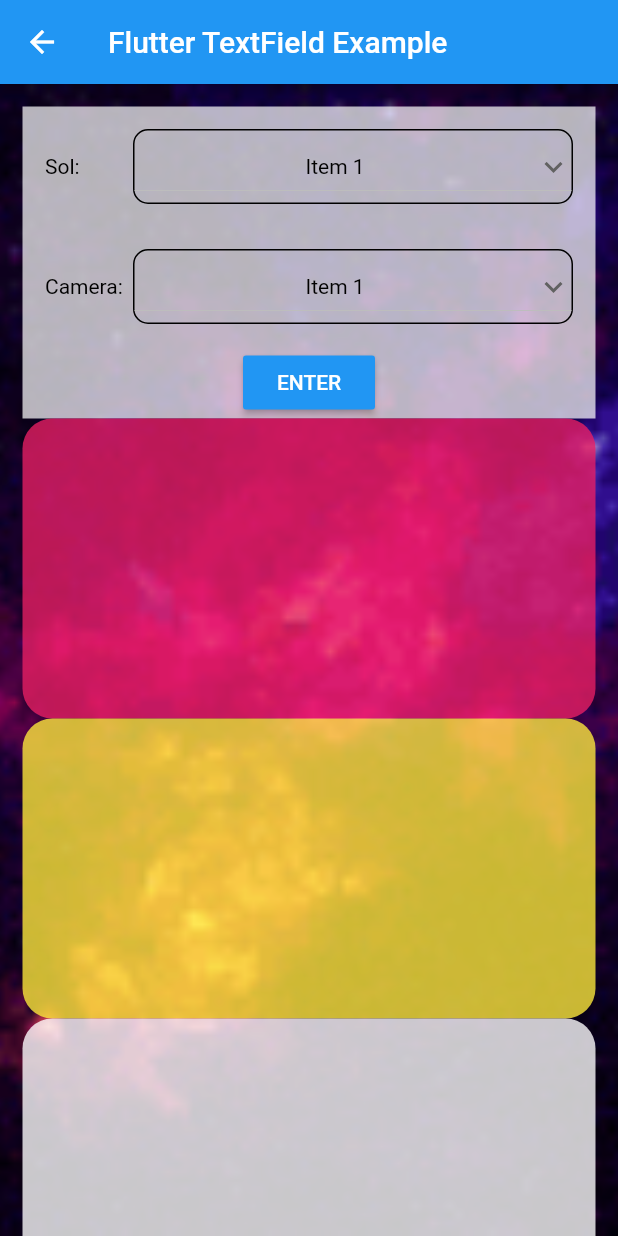
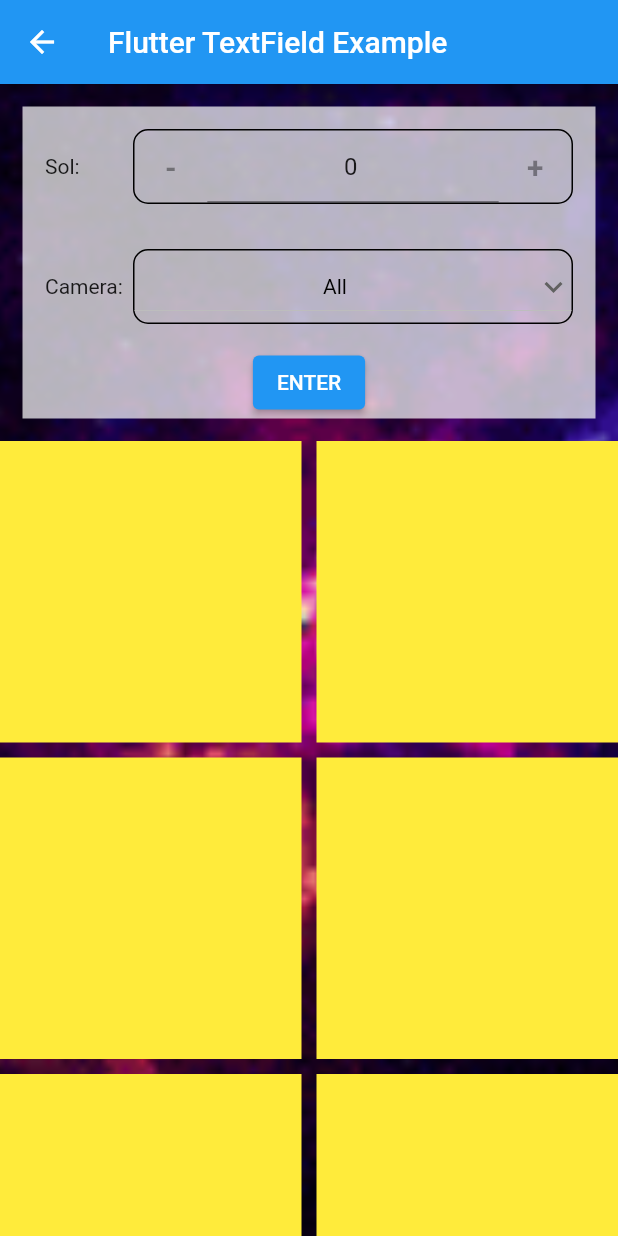
Before and after one commit to junchan-deriv/flutter-nasa, a Flutter app: the TextFieldExample screen opened directly with empty values, on a phone screen of 412 x 824 dp. Run offline on Flutter 3.47's test engine with Material 2 defaults, Android fonts, the phone set to English and light mode, and no system bars; our stand-ins replace drop_shadow_image, flutter_bloc, lottie, page_transition.

Commit message:
updated the detail and prepared for the loading

```diff
--- a/lib/pages/detail.dart
+++ b/lib/pages/detail.dart
@@ -190,8 +190,7 @@ class _RoverDetail extends StatelessWidget {
                   //   ),
                   //),
                   PageTransition(
-                    child:
-                        TextFieldExample(rover: roverInfo.name.toLowerCase()),
+                    child: TextFieldExample(rover: rover, manifest: roverInfo),
                     type: PageTransitionType.rightToLeft,
                     childCurrent: this,
                     duration: const Duration(milliseconds: 200),
--- a/lib/pages/textfield.dart
+++ b/lib/pages/textfield.dart
@@ -1,25 +1,29 @@
 import 'package:flutter/material.dart';
+import 'package:flutter_nasa/models/nasa_manifest.dart';
+import 'package:flutter_nasa/states/nasa_photo.dart';
+import 'package:flutter_nasa/widgets/number_picker.dart';
 
 class TextFieldExample extends StatefulWidget {
   final String rover;
-  const TextFieldExample({Key? key, required this.rover}) : super(key: key);
+  final NasaRoverManifest manifest;
+  const TextFieldExample(
+      {Key? key, required this.rover, required this.manifest})
+      : super(key: key);
 
   @override
-  _State createState() => _State();
+  State<TextFieldExample> createState() => _State();
 }
 
 class _State extends State<TextFieldExample> {
-  // Initial Selected Value
-  String dropdownvalue = 'Item 1';
+  int sol = 0;
+  RoverCamera? camera;
+  late NasaPhotoLoaderCubit _loader;
+  @override
+  void initState() {
+    super.initState();
+    _loader = NasaPhotoLoaderCubit();
+  }
 
-  // List of items in our dropdown menu
-  var items = [
-    'Item 1',
-    'Item 2',
-    'Item 3',
-    'Item 4',
-    'Item 5',
-  ];
   @override
   Widget build(BuildContext context) {
     final TextStyle whiteText = Theme.of(context)
@@ -29,9 +33,8 @@ class _State extends State<TextFieldExample> {
     return Scaffold(
       // backgroundColor: Colors.black,
       appBar: AppBar(
-        title: Text('Flutter TextField Example'),
+        title: const Text('Flutter TextField Example'),
       ),
-
       body: DecoratedBox(
         decoration: const BoxDecoration(
           image: DecorationImage(
@@ -41,21 +44,18 @@ class _State extends State<TextFieldExample> {
             ),
           ),
         ),
-        child: DefaultTextStyle(
-          style: whiteText,
-          child: SizedBox(
-            height: double.infinity,
-            child: SingleChildScrollView(
-              child: Padding(
-                padding: EdgeInsets.all(15),
-                child: Column(
-                  children: [
+        child: CustomScrollView(slivers: [
+          SliverList(
+              delegate: SliverChildBuilderDelegate((_, __) {
+            return Padding(
+              padding: const EdgeInsets.all(15),
+              child: Column(mainAxisSize: MainAxisSize.min, children: [
                 Container(
                   color: Colors.white.withAlpha(180),
                   child: Wrap(
                     children: <Widget>[
                       Padding(
-                              padding: EdgeInsets.all(15),
+                          padding: const EdgeInsets.all(15),
                           child: Row(
                             children: [
                               const Expanded(
@@ -68,37 +68,17 @@ class _State extends State<TextFieldExample> {
                                     border: Border.all(),
                                     borderRadius: BorderRadius.circular(10),
                                   ),
-                                      child: DropdownButton(
-                                          // Initial Value
-                                          value: dropdownvalue,
-                                          borderRadius:
-                                              BorderRadius.circular(10),
-                                          isExpanded: true,
-                                          // Down Arrow Icon
-                                          icon: const Icon(
-                                              Icons.keyboard_arrow_down),
-                                          // Array list of items
-                                          items: items.map((String items) {
-                                            return DropdownMenuItem(
-                                              value: items,
-                                              child:
-                                                  Text(items, style: whiteText),
-                                              alignment: Alignment.center,
-                                            );
-                                          }).toList(),
-                                          // After selecting the desired option,it will
-                                          // change button value to selected value
-                                          onChanged: (String? newValue) {
-                                            setState(() {
-                                              dropdownvalue = newValue!;
-                                            });
-                                          }),
+                                  child: NumberPickerWidget(
+                                    maxValue: widget.manifest.maxSol,
+                                    value: sol,
+                                    onUpdated: (val) => sol = val,
+                                  ),
                                 ),
                               ),
                             ],
                           )),
                       Padding(
-                              padding: EdgeInsets.all(15),
+                          padding: const EdgeInsets.all(15),
                           child: Row(
                             children: [
                               const Expanded(
@@ -111,30 +91,30 @@ class _State extends State<TextFieldExample> {
                                     border: Border.all(),
                                     borderRadius: BorderRadius.circular(10),
                                   ),
-                                      child: DropdownButton(
+                                  child: DropdownButton<RoverCamera?>(
                                       // Initial Value
-                                          value: dropdownvalue,
-                                          borderRadius:
-                                              BorderRadius.circular(10),
+                                      value: camera,
+                                      borderRadius: BorderRadius.circular(10),
                                       isExpanded: true,
                                       // Down Arrow Icon
-                                          icon: const Icon(
-                                              Icons.keyboard_arrow_down),
+                                      icon:
+                                          const Icon(Icons.keyboard_arrow_down),
 
                                       // Array list of items
-                                          items: items.map((String items) {
+                                      items: [null, ...RoverCamera.values]
+                                          .map((RoverCamera? item) {
                                         return DropdownMenuItem(
-                                              value: items,
-                                              child:
-                                                  Text(items, style: whiteText),
+                                          value: item,
                                           alignment: Alignment.center,
+                                          child: Text(item?.name ?? "All",
+                                              style: whiteText),
                                         );
                                       }).toList(),
                                       // After selecting the desired option,it will
                                       // change button value to selected value
-                                          onChanged: (String? newValue) {
+                                      onChanged: (RoverCamera? newValue) {
                                         setState(() {
-                                              dropdownvalue = newValue!;
+                                          camera = newValue!;
                                         });
                                       }),
                                 ),
@@ -144,10 +124,12 @@ class _State extends State<TextFieldExample> {
                       Row(
                         mainAxisAlignment: MainAxisAlignment.center,
                         children: [
-                              RaisedButton(
-                                textColor: Colors.white,
-                                color: Colors.blue,
-                                child: Text('ENTER'),
+                          ElevatedButton(
+                            style: ButtonStyle(
+                                backgroundColor:
+                                    MaterialStateProperty.all(Colors.blue)),
+                            child: const Text('ENTER',
+                                style: TextStyle(color: Colors.white)),
                             onPressed: () {},
                           ),
                         ],
@@ -155,42 +137,31 @@ class _State extends State<TextFieldExample> {
                     ],
                   ),
                 ),
-                    Container(
-                      decoration: BoxDecoration(
-                          color: Colors.pink.withAlpha(200),
-                          borderRadius: BorderRadius.circular(20.0)),
-                      height: 200,
-                    ),
-                    Container(
-                      decoration: BoxDecoration(
-                          color: Colors.yellow.withAlpha(200),
-                          borderRadius: BorderRadius.circular(20.0)),
-                      height: 200,
-                    ),
-                    Container(
-                      decoration: BoxDecoration(
-                          color: Colors.white.withAlpha(200),
-                          borderRadius: BorderRadius.circular(20.0)),
-                      height: 200,
-                    ),
-                    Container(
-                      decoration: BoxDecoration(
-                          color: Colors.orange.withAlpha(200),
-                          borderRadius: BorderRadius.circular(20.0)),
-                      height: 200,
-                    ),
-                    Container(
-                      decoration: BoxDecoration(
-                          color: Colors.lime.withAlpha(200),
-                          borderRadius: BorderRadius.circular(20.0)),
-                      height: 200,
-                    ),
+              ]),
+            );
+          }, childCount: 1)),
+          SliverGrid(
+              delegate: SliverChildBuilderDelegate((ctx, index) {
+                return Container(color: Colors.yellow);
+              }, childCount: 10),
+              gridDelegate: const SliverGridDelegateWithMaxCrossAxisExtent(
+                  maxCrossAxisExtent: 200,
+                  mainAxisSpacing: 10,
+                  crossAxisSpacing: 10)),
+          SliverList(
+            delegate: SliverChildBuilderDelegate((_, __) {
+              return SizedBox(
+                height: 50,
+                child: Row(
+                  mainAxisAlignment: MainAxisAlignment.center,
+                  children: const [
+                    CircularProgressIndicator(),
                   ],
                 ),
-              ),
-            ),
-          ),
-        ),
+              );
+            }, childCount: 1),
+          )
+        ]),
       ),
     );
   }
```
Lines whose indentation alone changed are shown as unchanged.
